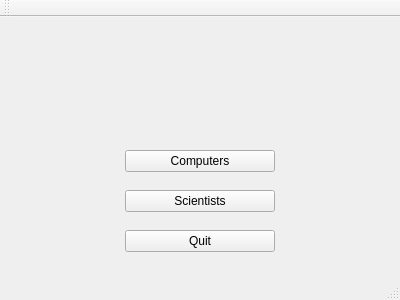
The window that mainmenuwindow.ui (stefanv15/verklegtNamskeid_skil3) describes before a commit, drawn with Qt 5.
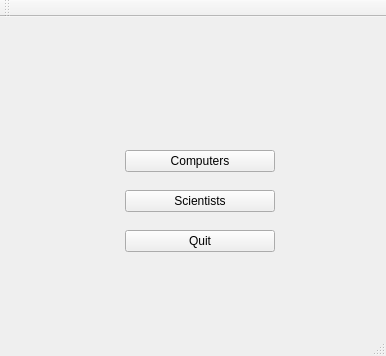
The same window after the commit.

```diff
--- a/mainmenuwindow.ui
+++ b/mainmenuwindow.ui
@@ -6,8 +6,8 @@
    <rect>
     <x>0</x>
     <y>0</y>
-    <width>400</width>
-    <height>300</height>
+    <width>386</width>
+    <height>356</height>
    </rect>
   </property>
   <property name="windowTitle">
```
